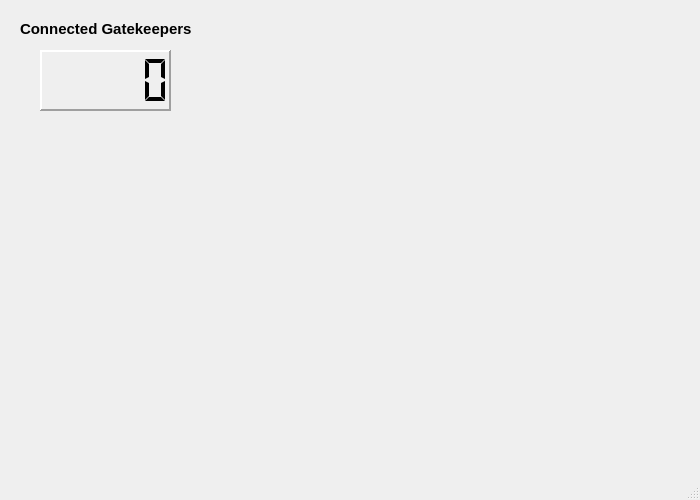
AdrianoGoede/ArduinoGatekeeper, file ArduinoGatekeeperAdmin/Forms/MainWindow.ui: the form before one commit.
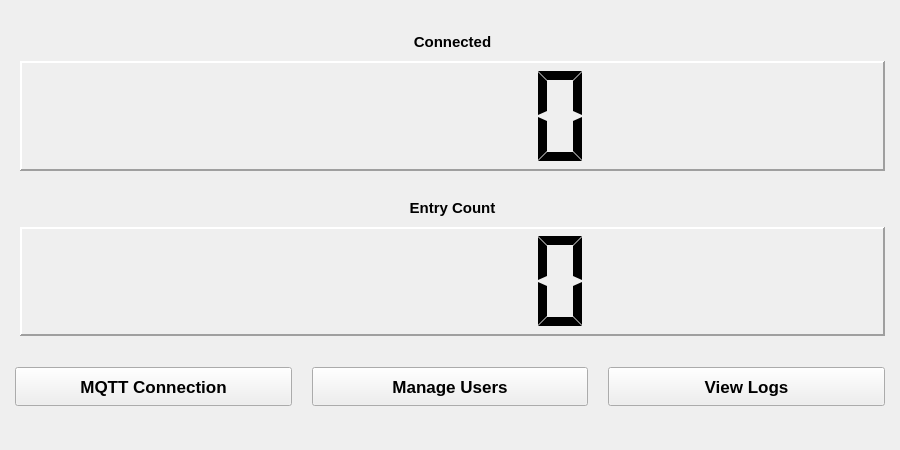
The form after the commit. Icons and pictures are not drawn.

Commit message:
Charts and metrics added
Added displays to show the number of clients currently connected and the total number of data entries;
Added pie chart showing the ratio of access grants and denials;
Added line chart to show the volume of activity in set periods of time (to-do);

The edit to the form file:
```diff
--- a/ArduinoGatekeeperAdmin/Forms/MainWindow.ui
+++ b/ArduinoGatekeeperAdmin/Forms/MainWindow.ui
@@ -6,70 +6,212 @@
    <rect>
     <x>0</x>
     <y>0</y>
-    <width>700</width>
-    <height>500</height>
+    <width>900</width>
+    <height>450</height>
    </rect>
   </property>
   <property name="windowTitle">
-   <string>MainWindow</string>
+   <string>Arduino Gatekeeper Admin</string>
   </property>
   <widget class="QWidget" name="centralwidget">
-   <widget class="QLCDNumber" name="lcdNumConnectedGatekeepers">
-    <property name="geometry">
-     <rect>
-      <x>40</x>
-      <y>50</y>
-      <width>131</width>
-      <height>61</height>
-     </rect>
+   <layout class="QGridLayout" name="mainLayout" rowstretch="17,3">
+    <property name="leftMargin">
+     <number>15</number>
     </property>
-    <property name="frameShape">
-     <enum>QFrame::Shape::Panel</enum>
+    <property name="topMargin">
+     <number>15</number>
     </property>
-    <property name="frameShadow">
-     <enum>QFrame::Shadow::Raised</enum>
+    <property name="rightMargin">
+     <number>15</number>
     </property>
-    <property name="lineWidth">
-     <number>2</number>
+    <property name="bottomMargin">
+     <number>15</number>
     </property>
-    <property name="smallDecimalPoint">
-     <bool>false</bool>
-    </property>
-    <property name="segmentStyle">
-     <enum>QLCDNumber::SegmentStyle::Flat</enum>
-    </property>
-   </widget>
-   <widget class="QLabel" name="lblNumConnectedGatekeepers">
-    <property name="geometry">
-     <rect>
-      <x>20</x>
-      <y>20</y>
-      <width>181</width>
-      <height>17</height>
-     </rect>
-    </property>
-    <property name="font">
-     <font>
-      <pointsize>11</pointsize>
-      <bold>true</bold>
-     </font>
-    </property>
-    <property name="text">
-     <string>Connected Gatekeepers</string>
-    </property>
-   </widget>
+    <item row="0" column="0">
+     <layout class="QGridLayout" name="metricsLayout" columnstretch="2">
+      <property name="leftMargin">
+       <number>5</number>
+      </property>
+      <property name="rightMargin">
+       <number>0</number>
+      </property>
+      <property name="horizontalSpacing">
+       <number>10</number>
+      </property>
+      <item row="0" column="0">
+       <layout class="QVBoxLayout" name="countersLayout" stretch="1,3,1,3">
+        <property name="spacing">
+         <number>10</number>
+        </property>
+        <property name="bottomMargin">
+         <number>15</number>
+        </property>
+        <item>
+         <widget class="QLabel" name="lblNumConnectedGatekeepers">
+          <property name="font">
+           <font>
+            <pointsize>11</pointsize>
+            <bold>true</bold>
+           </font>
+          </property>
+          <property name="text">
+           <string>Connected</string>
+          </property>
+          <property name="alignment">
+           <set>Qt::AlignmentFlag::AlignBottom|Qt::AlignmentFlag::AlignHCenter</set>
+          </property>
+         </widget>
+        </item>
+        <item>
+         <widget class="QLCDNumber" name="lcdNumConnectedGatekeepers">
+          <property name="frameShape">
+           <enum>QFrame::Shape::Panel</enum>
+          </property>
+          <property name="frameShadow">
+           <enum>QFrame::Shadow::Raised</enum>
+          </property>
+          <property name="lineWidth">
+           <number>2</number>
+          </property>
+          <property name="smallDecimalPoint">
+           <bool>false</bool>
+          </property>
+          <property name="segmentStyle">
+           <enum>QLCDNumber::SegmentStyle::Flat</enum>
+          </property>
+         </widget>
+        </item>
+        <item>
+         <widget class="QLabel" name="lblNumLogCount">
+          <property name="font">
+           <font>
+            <pointsize>11</pointsize>
+            <bold>true</bold>
+           </font>
+          </property>
+          <property name="text">
+           <string>Entry Count</string>
+          </property>
+          <property name="alignment">
+           <set>Qt::AlignmentFlag::AlignBottom|Qt::AlignmentFlag::AlignHCenter</set>
+          </property>
+         </widget>
+        </item>
+        <item>
+         <widget class="QLCDNumber" name="lcdNumLogCount">
+          <property name="frameShape">
+           <enum>QFrame::Shape::Panel</enum>
+          </property>
+          <property name="frameShadow">
+           <enum>QFrame::Shadow::Raised</enum>
+          </property>
+          <property name="lineWidth">
+           <number>2</number>
+          </property>
+          <property name="smallDecimalPoint">
+           <bool>false</bool>
+          </property>
+          <property name="segmentStyle">
+           <enum>QLCDNumber::SegmentStyle::Flat</enum>
+          </property>
+         </widget>
+        </item>
+       </layout>
+      </item>
+     </layout>
+    </item>
+    <item row="1" column="0">
+     <layout class="QHBoxLayout" name="buttonsLayout">
+      <property name="spacing">
+       <number>20</number>
+      </property>
+      <property name="leftMargin">
+       <number>0</number>
+      </property>
+      <property name="topMargin">
+       <number>10</number>
+      </property>
+      <property name="rightMargin">
+       <number>0</number>
+      </property>
+      <property name="bottomMargin">
+       <number>10</number>
+      </property>
+      <item>
+       <widget class="QPushButton" name="pbManageBrokerConnection">
+        <property name="sizePolicy">
+         <sizepolicy hsizetype="Minimum" vsizetype="Minimum">
+          <horstretch>0</horstretch>
+          <verstretch>0</verstretch>
+         </sizepolicy>
+        </property>
+        <property name="font">
+         <font>
+          <pointsize>13</pointsize>
+          <bold>true</bold>
+         </font>
+        </property>
+        <property name="text">
+         <string>MQTT Connection</string>
+        </property>
+        <property name="icon">
+         <iconset theme="QIcon::ThemeIcon::NetworkWired"/>
+        </property>
+       </widget>
+      </item>
+      <item>
+       <widget class="QPushButton" name="pbManageUsers">
+        <property name="sizePolicy">
+         <sizepolicy hsizetype="Minimum" vsizetype="Minimum">
+          <horstretch>0</horstretch>
+          <verstretch>0</verstretch>
+         </sizepolicy>
+        </property>
+        <property name="font">
+         <font>
+          <pointsize>13</pointsize>
+          <bold>true</bold>
+         </font>
+        </property>
+        <property name="text">
+         <string>Manage Users</string>
+        </property>
+        <property name="icon">
+         <iconset theme="QIcon::ThemeIcon::UserAvailable"/>
+        </property>
+       </widget>
+      </item>
+      <item>
+       <widget class="QPushButton" name="pbViewLogs">
+        <property name="sizePolicy">
+         <sizepolicy hsizetype="Minimum" vsizetype="Minimum">
+          <horstretch>0</horstretch>
+          <verstretch>0</verstretch>
+         </sizepolicy>
+        </property>
+        <property name="font">
+         <font>
+          <pointsize>13</pointsize>
+          <bold>true</bold>
+         </font>
+        </property>
+        <property name="text">
+         <string>View Logs</string>
+        </property>
+        <property name="icon">
+         <iconset theme="QIcon::ThemeIcon::DocumentOpenRecent"/>
+        </property>
+       </widget>
+      </item>
+     </layout>
+    </item>
+   </layout>
   </widget>
-  <widget class="QMenuBar" name="menubar">
-   <property name="geometry">
-    <rect>
-     <x>0</x>
-     <y>0</y>
-     <width>700</width>
-     <height>22</height>
-    </rect>
+  <widget class="QStatusBar" name="statusbar">
+   <property name="sizeGripEnabled">
+    <bool>false</bool>
    </property>
   </widget>
-  <widget class="QStatusBar" name="statusbar"/>
  </widget>
  <resources/>
  <connections/>
```
The commit also changes 3 other files.
